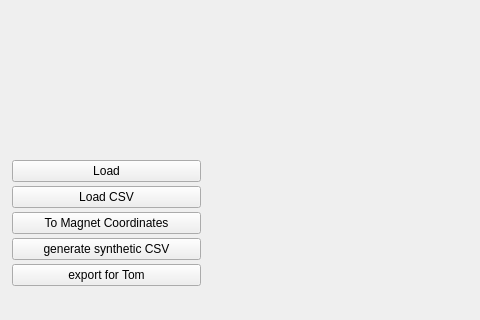
rst030/cosi-measure, file Software/COSI2/gui/field_viewer.ui: the form before one commit; both pictures show x 0 to 480 and y 313 to 633 of the 1335 by 633 pixel window.
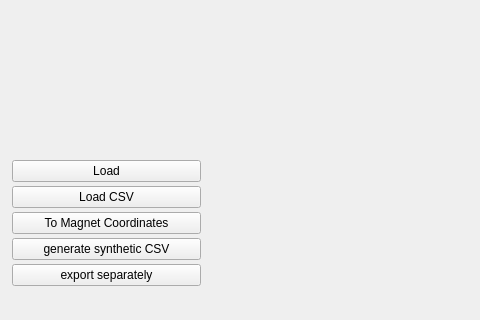
The form after the commit.

The edit to the form file:
```diff
--- a/Software/COSI2/gui/field_viewer.ui
+++ b/Software/COSI2/gui/field_viewer.ui
@@ -219,7 +219,7 @@
         <item>
          <widget class="QPushButton" name="export_for_Tom_btn">
           <property name="text">
-           <string>export for Tom</string>
+           <string>export separately</string>
           </property>
          </widget>
         </item>
```
Left out of the diff: 2 changed lines with no effect on the pictures.
